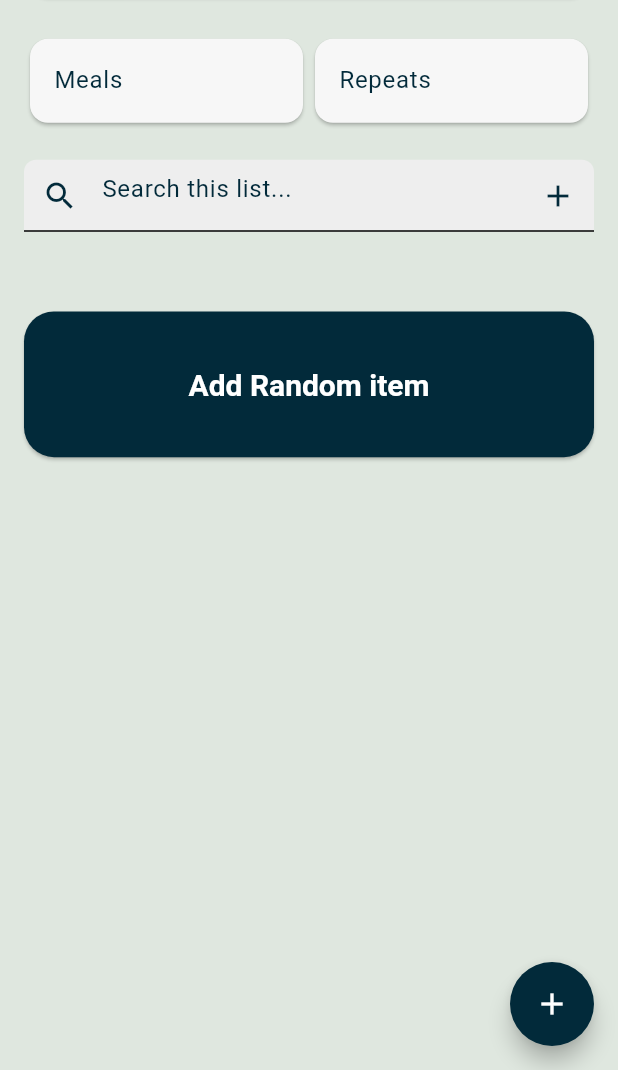
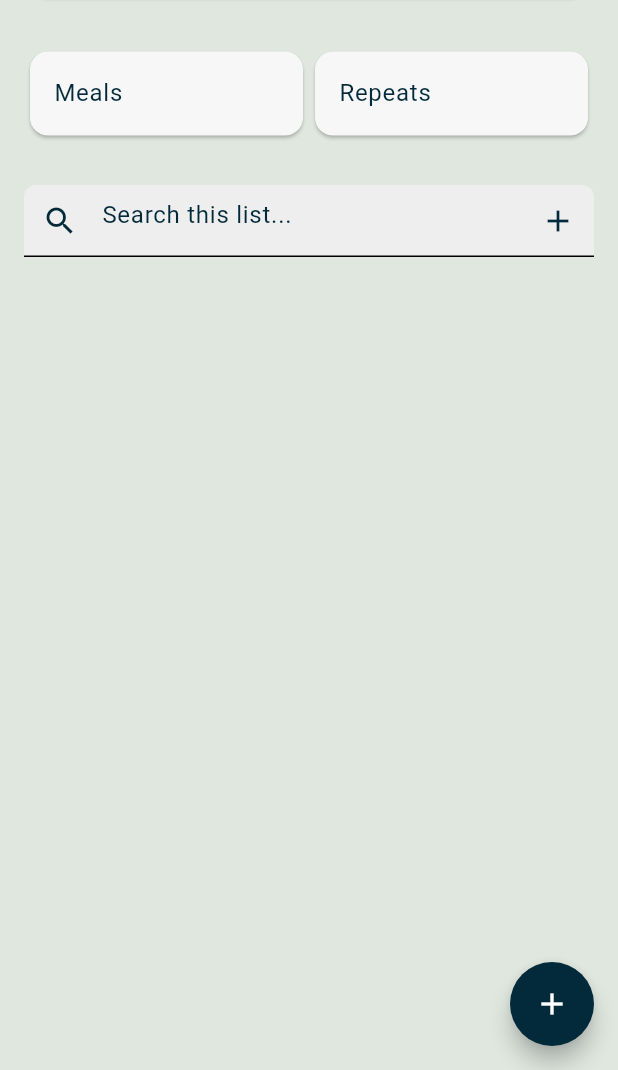
Before and after one commit to Seth-Browning/csc3220-final, a Flutter app: the ScreenHome screen opened directly, on a phone screen of 412 x 824 dp, the part 166-1236 px from its top. Run offline on Flutter 3.47's test engine with Material 3 defaults, Android fonts, the phone set to English and light mode, and no system bars; our stand-ins replace cloud_firestore, firebase_auth, firebase_core, firebase_storage, flutter_riverpod, flutter_secure_storage and 4 more; accounts and stored records are empty.

Commit message:
Removed 'add random item' button.

```diff
--- a/lib/screens/general/screen_home.dart
+++ b/lib/screens/general/screen_home.dart
@@ -166,16 +166,6 @@ class _ScreenHomeState extends ConsumerState<ScreenHome> {
               ),
             ),
             Expanded(
-              flex: 1,
-              child: ElevatedButton(
-                onPressed: () {
-                  final random = Random();
-                  addGroceryItem('Item-${random.nextInt(pow(2, 30).toInt())}', random.nextInt(26), '#');
-                },
-                child: Text('Add Random item'),
-              ),
-            ),
-            Expanded(
               flex: 4,
               child: StreamBuilder<QuerySnapshot>(
                 stream: groceryStream,
```
